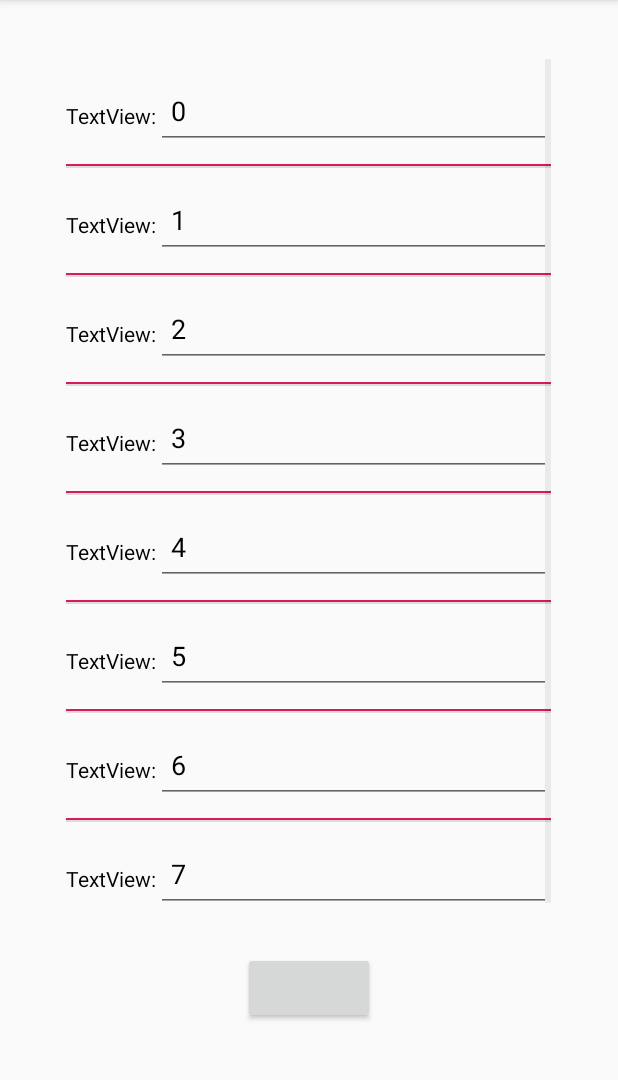
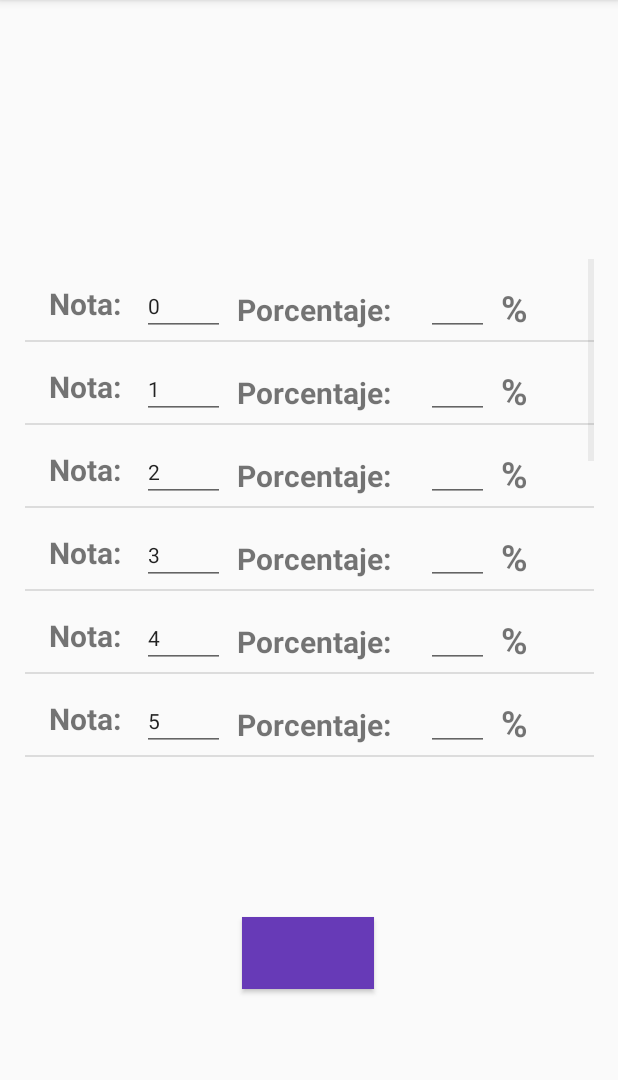
Before and after one commit to Daniel-Roa-P/Promedia-tu-semetre, an Android app: the secondActivity screen opened directly, with no data from a screen before it, on a phone screen of 412 x 824 dp, the part 84-1164 px from its top. Run offline under Robolectric (Android 15) with nearby library versions, the phone set to English and light mode, and no system bars.

Commit message:
mejore cuadros de texto

```diff
--- a/app/src/main/java/com/example/calculatusemestre/secondActivity.java
+++ b/app/src/main/java/com/example/calculatusemestre/secondActivity.java
@@ -42,7 +42,7 @@ public class secondActivity extends AppCompatActivity {
 
         ArrayList<EditModel> list = new ArrayList<>();
 
-        for(int i = 0; i < 8; i++){
+        for(int i = 0; i < 16; i++){
             EditModel editModel = new EditModel();
             editModel.setEditTextValue(String.valueOf(i));
             list.add(editModel);
--- a/app/src/main/res/layout/cuadros.xml
+++ b/app/src/main/res/layout/cuadros.xml
@@ -1,38 +1,70 @@
 <?xml version="1.0" encoding="utf-8"?>
-<LinearLayout xmlns:android="http://schemas.android.com/apk/res/android"
+<androidx.constraintlayout.widget.ConstraintLayout xmlns:android="http://schemas.android.com/apk/res/android"
+    xmlns:app="http://schemas.android.com/apk/res-auto"
+    xmlns:tools="http://schemas.android.com/tools"
+    android:id="@+id/linearLayout2"
     android:layout_width="match_parent"
-    android:layout_height="match_parent"
-    android:orientation="vertical">
+    android:layout_height="match_parent">
 
-    <LinearLayout
-        android:layout_width="match_parent"
-        android:layout_height="wrap_content"
-        android:orientation="horizontal">
+    <TextView
+        android:id="@+id/textView3"
+        android:layout_width="54dp"
+        android:layout_height="31dp"
+        android:layout_marginStart="16dp"
+        android:layout_marginTop="16dp"
+        android:text="Nota:"
+        android:textSize="20sp"
+        android:textStyle="bold"
+        app:layout_constraintStart_toStartOf="parent"
+        app:layout_constraintTop_toTopOf="parent" />
 
-        <TextView
-            android:layout_width="wrap_content"
-            android:layout_height="wrap_content"
-            android:layout_marginTop="12dp"
-            android:textColor="#000"
-            android:text="TextView:"/>
+    <TextView
+        android:id="@+id/textView4"
+        android:layout_width="118dp"
+        android:layout_height="34dp"
+        android:layout_marginStart="8dp"
+        android:layout_marginTop="20dp"
+        android:text="Porcentaje:"
+        android:textSize="20sp"
+        android:textStyle="bold"
+        app:layout_constraintStart_toEndOf="@+id/cuadroTexto"
+        app:layout_constraintTop_toTopOf="parent" />
 
-        <EditText
-            android:layout_width="match_parent"
-            android:layout_height="50dp"
-            android:id="@+id/cuadroTexto"
-            android:layout_marginTop="10dp"
-            android:paddingLeft="10dp"
-            android:textColor="#000"
-            android:text="hello"
-            />
+    <TextView
+        android:id="@+id/textView5"
+        android:layout_width="18dp"
+        android:layout_height="28dp"
+        android:layout_marginStart="8dp"
+        android:layout_marginTop="16dp"
+        android:text="%"
+        android:textSize="24sp"
+        android:textStyle="bold"
+        app:layout_constraintStart_toEndOf="@+id/editText3"
+        app:layout_constraintTop_toTopOf="parent" />
 
-    </LinearLayout>
+    <EditText
+        android:id="@+id/cuadroTexto"
+        android:layout_width="55dp"
+        android:layout_height="35dp"
+        android:layout_marginStart="8dp"
+        android:layout_marginTop="16dp"
+        android:ems="10"
+        android:inputType="numberDecimal"
+        android:textSize="14sp"
+        app:layout_constraintStart_toEndOf="@+id/textView3"
+        app:layout_constraintTop_toTopOf="parent" />
 
-
-    <View
-        android:layout_width="match_parent"
-        android:layout_height="1dp"
-        android:layout_marginTop="10dp"
-        android:background="@color/colorAccent"/>
-
-</LinearLayout>
+    <EditText
+        android:id="@+id/editText3"
+        android:layout_width="42dp"
+        android:layout_height="35dp"
+        android:layout_marginStart="8dp"
+        android:layout_marginTop="16dp"
+        android:ems="10"
+        android:inputType="number"
+        android:textSize="14sp"
+        app:layout_constraintBottom_toBottomOf="parent"
+        app:layout_constraintStart_toEndOf="@+id/textView4"
+        app:layout_constraintTop_toTopOf="parent"
+        app:layout_constraintVertical_bias="0.0" />
+</androidx.constraintlayout.widget.ConstraintLayout>
--- a/app/src/main/res/layout/segundo_layout.xml
+++ b/app/src/main/res/layout/segundo_layout.xml
@@ -10,25 +10,26 @@
 
     <ListView
         android:id="@+id/lista"
-        android:layout_width="323dp"
-        android:layout_height="571dp"
+        android:layout_width="379dp"
+        android:layout_height="345dp"
         app:layout_constraintBottom_toBottomOf="parent"
         app:layout_constraintEnd_toEndOf="parent"
-        app:layout_constraintHorizontal_bias="0.496"
         app:layout_constraintStart_toStartOf="parent"
         app:layout_constraintTop_toTopOf="parent"
-        app:layout_constraintVertical_bias="0.201" />
+        app:layout_constraintVertical_bias="0.409" />
 
     <Button
         android:id="@+id/button2"
         android:layout_width="wrap_content"
         android:layout_height="wrap_content"
         android:layout_marginTop="24dp"
+        android:background="#673AB7"
         android:onClick="cambiar"
         android:text="Continuar"
         app:layout_constraintBottom_toBottomOf="parent"
         app:layout_constraintEnd_toEndOf="parent"
+        app:layout_constraintHorizontal_bias="0.498"
         app:layout_constraintStart_toStartOf="parent"
         app:layout_constraintTop_toBottomOf="@+id/lista"
-        app:layout_constraintVertical_bias="0.0" />
+        app:layout_constraintVertical_bias="0.391" />
 </androidx.constraintlayout.widget.ConstraintLayout>
```
